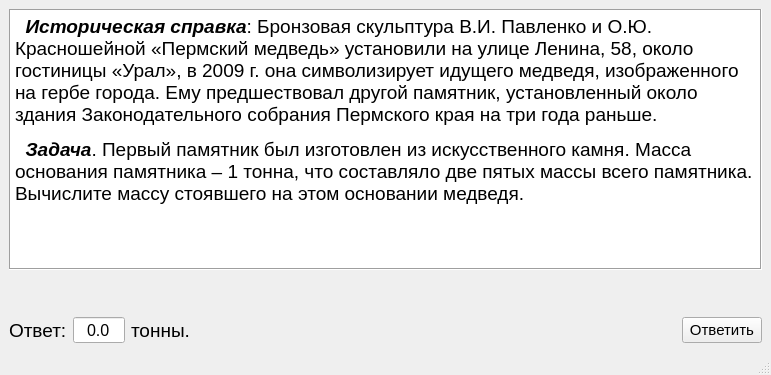
VladZuykin/quest, file FourthTaskWindow.ui: the form before one commit.
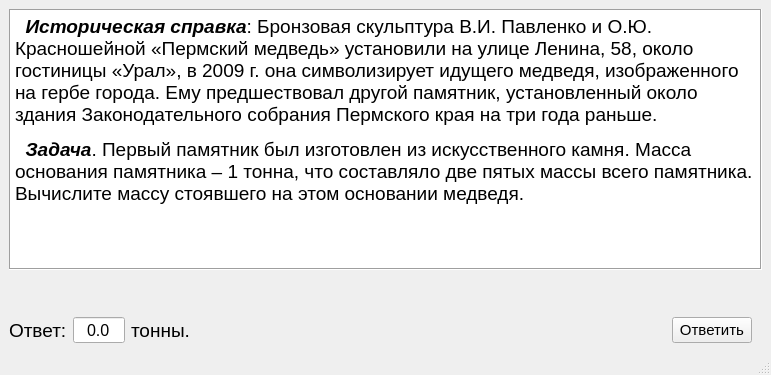
The form after the commit.

```diff
--- a/FourthTaskWindow.ui
+++ b/FourthTaskWindow.ui
@@ -120,6 +120,22 @@
         </property>
        </widget>
       </item>
+      <item>
+       <spacer name="horizontalSpacer_2">
+        <property name="orientation">
+         <enum>Qt::Horizontal</enum>
+        </property>
+        <property name="sizeType">
+         <enum>QSizePolicy::Fixed</enum>
+        </property>
+        <property name="sizeHint" stdset="0">
+         <size>
+          <width>10</width>
+          <height>20</height>
+         </size>
+        </property>
+       </spacer>
+      </item>
      </layout>
     </item>
    </layout>
```
